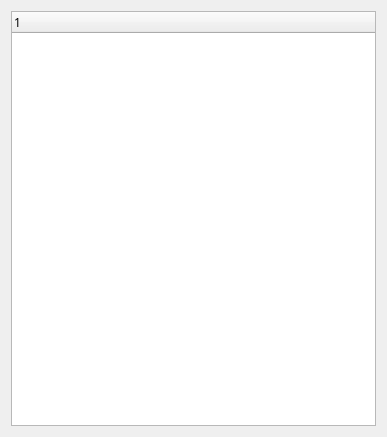
kevinmore/Project-Nebula, file Source/UI/HierarchyWidget.ui: the form before one commit.
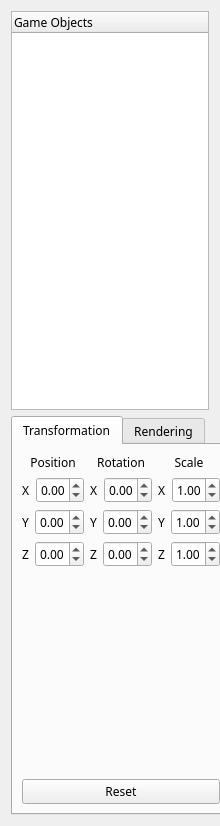
The form after the commit.

Commit message: Finished hierarchy inspector and cleaned up

What changed in the file:
```diff
--- a/Source/UI/HierarchyWidget.ui
+++ b/Source/UI/HierarchyWidget.ui
@@ -2,14 +2,29 @@
 <ui version="4.0">
  <class>HierarchyViewer</class>
  <widget class="QWidget" name="HierarchyViewer">
+  <property name="enabled">
+   <bool>true</bool>
+  </property>
   <property name="geometry">
    <rect>
     <x>0</x>
     <y>0</y>
-    <width>387</width>
-    <height>437</height>
+    <width>220</width>
+    <height>826</height>
    </rect>
   </property>
+  <property name="sizePolicy">
+   <sizepolicy hsizetype="Minimum" vsizetype="Preferred">
+    <horstretch>0</horstretch>
+    <verstretch>0</verstretch>
+   </sizepolicy>
+  </property>
+  <property name="minimumSize">
+   <size>
+    <width>220</width>
+    <height>0</height>
+   </size>
+  </property>
   <property name="font">
    <font>
     <family>微软雅黑</family>
@@ -23,11 +38,417 @@
     <widget class="QTreeWidget" name="treeWidget">
      <column>
       <property name="text">
-       <string>1</string>
+       <string>Game Objects</string>
       </property>
      </column>
     </widget>
    </item>
+   <item>
+    <widget class="QTabWidget" name="tabWidget">
+     <property name="sizePolicy">
+      <sizepolicy hsizetype="Minimum" vsizetype="Expanding">
+       <horstretch>0</horstretch>
+       <verstretch>0</verstretch>
+      </sizepolicy>
+     </property>
+     <property name="minimumSize">
+      <size>
+       <width>220</width>
+       <height>0</height>
+      </size>
+     </property>
+     <property name="currentIndex">
+      <number>0</number>
+     </property>
+     <widget class="QWidget" name="TransformTab">
+      <attribute name="title">
+       <string>Transformation</string>
+      </attribute>
+      <layout class="QVBoxLayout" name="verticalLayout_5">
+       <item>
+        <layout class="QHBoxLayout" name="horizontalLayout_4">
+         <item>
+          <layout class="QVBoxLayout" name="verticalLayout_2">
+           <item>
+            <widget class="QLabel" name="label">
+             <property name="text">
+              <string>Position</string>
+             </property>
+             <property name="alignment">
+              <set>Qt::AlignCenter</set>
+             </property>
+            </widget>
+           </item>
+           <item>
+            <layout class="QHBoxLayout" name="horizontalLayout">
+             <item>
+              <widget class="QLabel" name="label_4">
+               <property name="text">
+                <string>X</string>
+               </property>
+              </widget>
+             </item>
+             <item>
+              <widget class="QDoubleSpinBox" name="doubleSpinBox_PositionX">
+               <property name="sizePolicy">
+                <sizepolicy hsizetype="Expanding" vsizetype="Fixed">
+                 <horstretch>0</horstretch>
+                 <verstretch>0</verstretch>
+                </sizepolicy>
+               </property>
+               <property name="minimumSize">
+                <size>
+                 <width>0</width>
+                 <height>0</height>
+                </size>
+               </property>
+               <property name="minimum">
+                <double>-99999.990000000005239</double>
+               </property>
+               <property name="maximum">
+                <double>99999.990000000005239</double>
+               </property>
+               <property name="singleStep">
+                <double>50.000000000000000</double>
+               </property>
+              </widget>
+             </item>
+            </layout>
+           </item>
+           <item>
+            <layout class="QHBoxLayout" name="horizontalLayout_2">
+             <item>
+              <widget class="QLabel" name="label_5">
+               <property name="text">
+                <string>Y</string>
+               </property>
+              </widget>
+             </item>
+             <item>
+              <widget class="QDoubleSpinBox" name="doubleSpinBox_PositionY">
+               <property name="sizePolicy">
+                <sizepolicy hsizetype="Expanding" vsizetype="Fixed">
+                 <horstretch>0</horstretch>
+                 <verstretch>0</verstretch>
+                </sizepolicy>
+               </property>
+               <property name="minimum">
+                <double>-99999.990000000005239</double>
+               </property>
+               <property name="maximum">
+                <double>99999.990000000005239</double>
+               </property>
+               <property name="singleStep">
+                <double>50.000000000000000</double>
+               </property>
+              </widget>
+             </item>
+            </layout>
+           </item>
+           <item>
+            <layout class="QHBoxLayout" name="horizontalLayout_3">
+             <item>
+              <widget class="QLabel" name="label_6">
+               <property name="text">
+                <string>Z</string>
+               </property>
+              </widget>
+             </item>
+             <item>
+              <widget class="QDoubleSpinBox" name="doubleSpinBox_PositionZ">
+               <property name="sizePolicy">
+                <sizepolicy hsizetype="Expanding" vsizetype="Fixed">
+                 <horstretch>0</horstretch>
+                 <verstretch>0</verstretch>
+                </sizepolicy>
+               </property>
+               <property name="minimum">
+                <double>-99999.990000000005239</double>
+               </property>
+               <property name="singleStep">
+                <double>50.000000000000000</double>
+               </property>
+               <property name="value">
+                <double>0.000000000000000</double>
+               </property>
+              </widget>
+             </item>
+            </layout>
+           </item>
+          </layout>
+         </item>
+         <item>
+          <layout class="QVBoxLayout" name="verticalLayout_3">
+           <item>
+            <widget class="QLabel" name="label_2">
+             <property name="text">
+              <string>Rotation</string>
+             </property>
+             <property name="alignment">
+              <set>Qt::AlignCenter</set>
+             </property>
+            </widget>
+           </item>
+           <item>
+            <layout class="QHBoxLayout" name="horizontalLayout_6">
+             <item>
+              <widget class="QLabel" name="label_7">
+               <property name="text">
+                <string>X</string>
+               </property>
+              </widget>
+             </item>
+             <item>
+              <widget class="QDoubleSpinBox" name="doubleSpinBox_RotationX">
+               <property name="sizePolicy">
+                <sizepolicy hsizetype="Expanding" vsizetype="Fixed">
+                 <horstretch>0</horstretch>
+                 <verstretch>0</verstretch>
+                </sizepolicy>
+               </property>
+               <property name="minimum">
+                <double>-360.000000000000000</double>
+               </property>
+               <property name="maximum">
+                <double>360.000000000000000</double>
+               </property>
+               <property name="singleStep">
+                <double>10.000000000000000</double>
+               </property>
+              </widget>
+             </item>
+            </layout>
+           </item>
+           <item>
+            <layout class="QHBoxLayout" name="horizontalLayout_7">
+             <item>
+              <widget class="QLabel" name="label_8">
+               <property name="text">
+                <string>Y</string>
+               </property>
+              </widget>
+             </item>
+             <item>
+              <widget class="QDoubleSpinBox" name="doubleSpinBox_RotationY">
+               <property name="sizePolicy">
+                <sizepolicy hsizetype="Expanding" vsizetype="Fixed">
+                 <horstretch>0</horstretch>
+                 <verstretch>0</verstretch>
+                </sizepolicy>
+               </property>
+               <property name="minimum">
+                <double>-360.000000000000000</double>
+               </property>
+               <property name="maximum">
+                <double>360.000000000000000</double>
+               </property>
+               <property name="singleStep">
+                <double>10.000000000000000</double>
+               </property>
+              </widget>
+             </item>
+            </layout>
+           </item>
+           <item>
+            <layout class="QHBoxLayout" name="horizontalLayout_8">
+             <item>
+              <widget class="QLabel" name="label_9">
+               <property name="text">
+                <string>Z</string>
+               </property>
+              </widget>
+             </item>
+             <item>
+              <widget class="QDoubleSpinBox" name="doubleSpinBox_RotationZ">
+               <property name="sizePolicy">
+                <sizepolicy hsizetype="Expanding" vsizetype="Fixed">
+                 <horstretch>0</horstretch>
+                 <verstretch>0</verstretch>
+                </sizepolicy>
+               </property>
+               <property name="minimum">
+                <double>-360.000000000000000</double>
+               </property>
+               <property name="maximum">
+                <double>360.000000000000000</double>
+               </property>
+               <property name="singleStep">
+                <double>10.000000000000000</double>
+               </property>
+              </widget>
+             </item>
+            </layout>
+           </item>
+          </layout>
+         </item>
+         <item>
+          <layout class="QVBoxLayout" name="verticalLayout_4">
+           <item>
+            <widget class="QLabel" name="label_3">
+             <property name="sizePolicy">
+              <sizepolicy hsizetype="Preferred" vsizetype="Preferred">
+               <horstretch>0</horstretch>
+               <verstretch>0</verstretch>
+              </sizepolicy>
+             </property>
+             <property name="minimumSize">
+              <size>
+               <width>0</width>
+               <height>0</height>
+              </size>
+             </property>
+             <property name="text">
+              <string>Scale</string>
+             </property>
+             <property name="alignment">
+              <set>Qt::AlignCenter</set>
+             </property>
+            </widget>
+           </item>
+           <item>
+            <layout class="QHBoxLayout" name="horizontalLayout_10">
+             <item>
+              <widget class="QLabel" name="label_10">
+               <property name="text">
+                <string>X</string>
+               </property>
+              </widget>
+             </item>
+             <item>
+              <widget class="QDoubleSpinBox" name="doubleSpinBox_ScaleX">
+               <property name="sizePolicy">
+                <sizepolicy hsizetype="Expanding" vsizetype="Fixed">
+                 <horstretch>0</horstretch>
+                 <verstretch>0</verstretch>
+                </sizepolicy>
+               </property>
+               <property name="minimum">
+                <double>0.000000000000000</double>
+               </property>
+               <property name="maximum">
+                <double>99999.990000000005239</double>
+               </property>
+               <property name="singleStep">
+                <double>0.100000000000000</double>
+               </property>
+               <property name="value">
+                <double>1.000000000000000</double>
+               </property>
+              </widget>
+             </item>
+            </layout>
+           </item>
+           <item>
+            <layout class="QHBoxLayout" name="horizontalLayout_11">
+             <item>
+              <widget class="QLabel" name="label_11">
+               <property name="text">
+                <string>Y</string>
+               </property>
+              </widget>
+             </item>
+             <item>
+              <widget class="QDoubleSpinBox" name="doubleSpinBox_ScaleY">
+               <property name="sizePolicy">
+                <sizepolicy hsizetype="Expanding" vsizetype="Fixed">
+                 <horstretch>0</horstretch>
+                 <verstretch>0</verstretch>
+                </sizepolicy>
+               </property>
+               <property name="minimum">
+                <double>0.000000000000000</double>
+               </property>
+               <property name="maximum">
+                <double>99999.990000000005239</double>
+               </property>
+               <property name="singleStep">
+                <double>0.100000000000000</double>
+               </property>
+               <property name="value">
+                <double>1.000000000000000</double>
+               </property>
+              </widget>
+             </item>
+            </layout>
+           </item>
+           <item>
+            <layout class="QHBoxLayout" name="horizontalLayout_12">
+             <item>
+              <widget class="QLabel" name="label_12">
+               <property name="text">
+                <string>Z</string>
+               </property>
+              </widget>
+             </item>
+             <item>
+              <widget class="QDoubleSpinBox" name="doubleSpinBox_ScaleZ">
+               <property name="sizePolicy">
+                <sizepolicy hsizetype="Expanding" vsizetype="Fixed">
+                 <horstretch>0</horstretch>
+                 <verstretch>0</verstretch>
+                </sizepolicy>
+               </property>
+               <property name="minimum">
+                <double>0.000000000000000</double>
+               </property>
+               <property name="maximum">
+                <double>99999.990000000005239</double>
+               </property>
+               <property name="singleStep">
+                <double>0.100000000000000</double>
+               </property>
+               <property name="value">
+                <double>1.000000000000000</double>
+               </property>
+              </widget>
+             </item>
+            </layout>
+           </item>
+          </layout>
+         </item>
+        </layout>
+       </item>
+       <item>
+        <spacer name="verticalSpacer">
+         <property name="orientation">
+          <enum>Qt::Vertical</enum>
+         </property>
+         <property name="sizeHint" stdset="0">
+          <size>
+           <width>20</width>
+           <height>199</height>
+          </size>
+         </property>
+        </spacer>
+       </item>
+       <item>
+        <widget class="QPushButton" name="pushButton_Reset">
+         <property name="text">
+          <string>Reset</string>
+         </property>
+        </widget>
+       </item>
+      </layout>
+      <zorder>label</zorder>
+      <zorder>label_2</zorder>
+      <zorder>label_3</zorder>
+      <zorder>doubleSpinBox_PositionX</zorder>
+      <zorder>label_4</zorder>
+      <zorder>layoutWidget</zorder>
+      <zorder>layoutWidget_2</zorder>
+      <zorder>doubleSpinBox_PositionY</zorder>
+      <zorder>layoutWidget_3</zorder>
+      <zorder>layoutWidget_4</zorder>
+      <zorder>verticalSpacer</zorder>
+      <zorder>pushButton_Reset</zorder>
+     </widget>
+     <widget class="QWidget" name="RenderTab">
+      <attribute name="title">
+       <string>Rendering</string>
+      </attribute>
+     </widget>
+    </widget>
+   </item>
   </layout>
  </widget>
  <resources/>
```
The commit also changes 17 other files.
